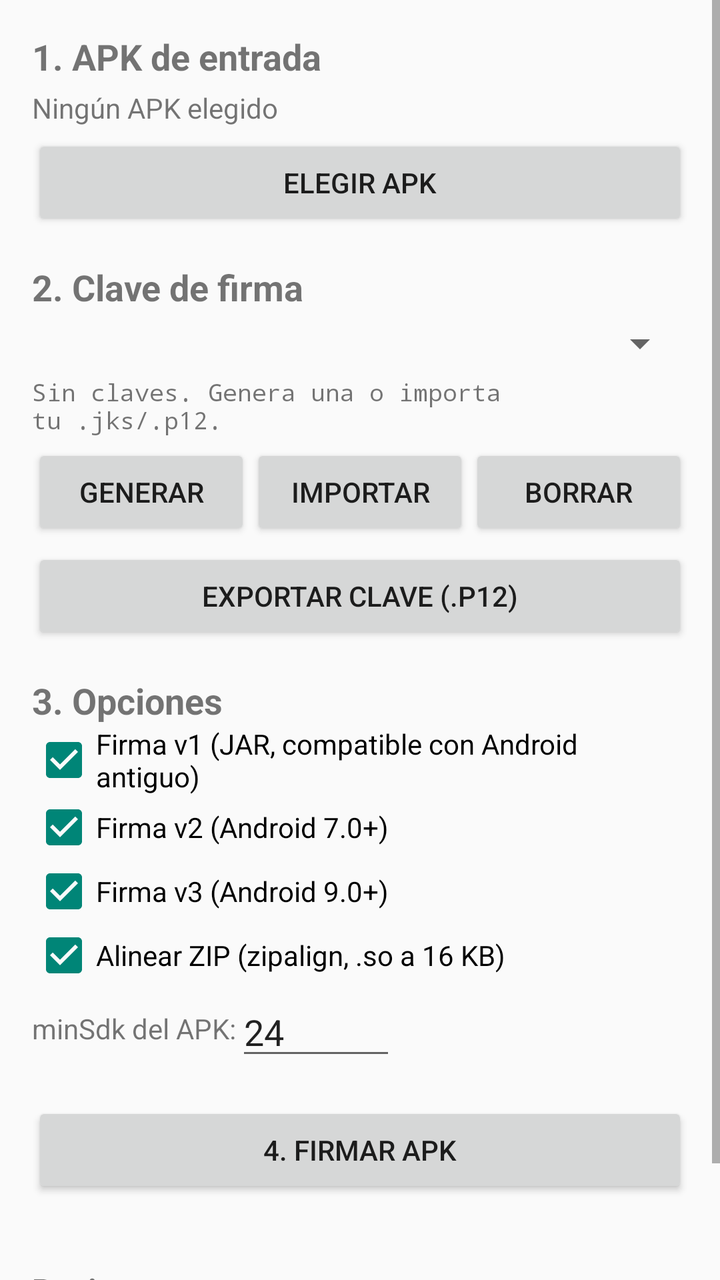
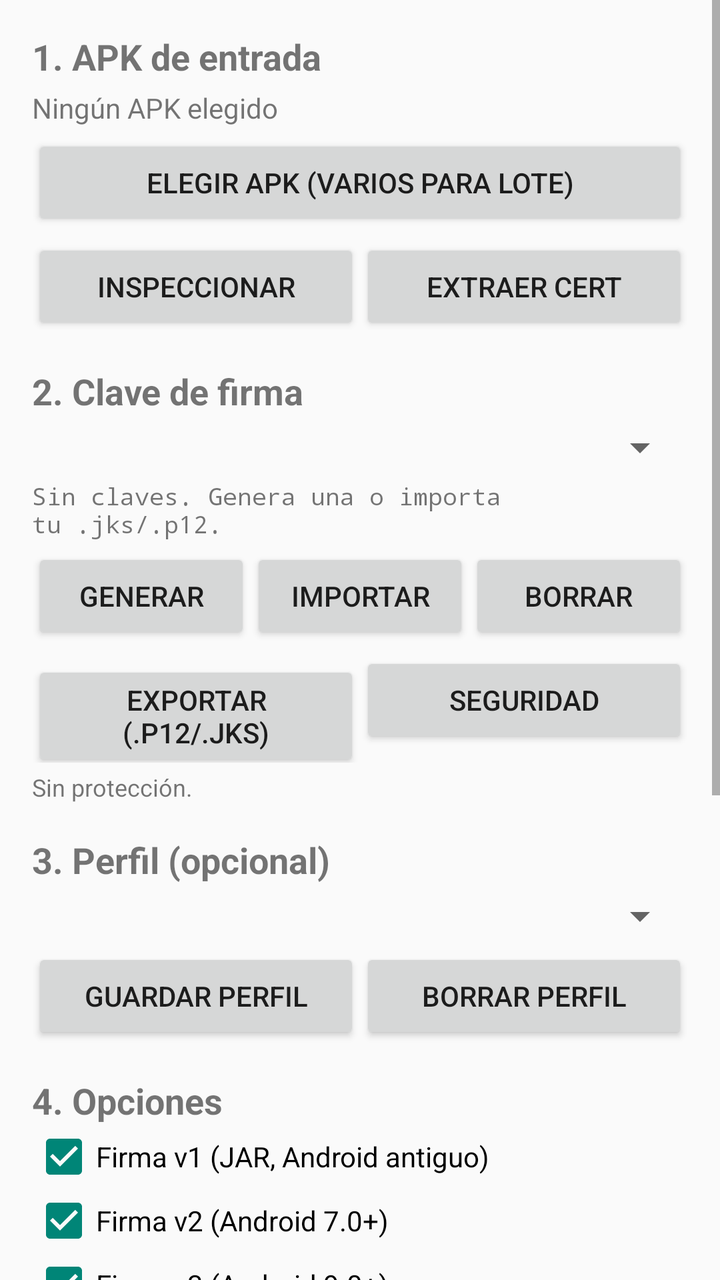

Before-and-after screenshots of an Android layout around one commit, followed by the original layout XML and the change that was made.
<!-- AndroidManifest.xml: application theme android:Theme.Material.Light.NoActionBar -->
<!-- res/layout/activity_main.xml -->
<?xml version="1.0" encoding="utf-8"?>
<ScrollView xmlns:android="http://schemas.android.com/apk/res/android"
    android:layout_width="match_parent"
    android:layout_height="match_parent"
    android:fillViewport="true">

    <LinearLayout
        android:layout_width="match_parent"
        android:layout_height="wrap_content"
        android:orientation="vertical"
        android:padding="16dp">

        <TextView
            android:layout_width="wrap_content"
            android:layout_height="wrap_content"
            android:text="1. APK de entrada"
            android:textSize="18sp"
            android:textStyle="bold" />

        <TextView
            android:id="@+id/tvInput"
            android:layout_width="match_parent"
            android:layout_height="wrap_content"
            android:layout_marginTop="4dp"
            android:text="Ningún APK elegido" />

        <Button
            android:id="@+id/btnPickApk"
            android:layout_width="match_parent"
            android:layout_height="wrap_content"
            android:layout_marginTop="4dp"
            android:text="Elegir APK" />

        <TextView
            android:layout_width="wrap_content"
            android:layout_height="wrap_content"
            android:layout_marginTop="16dp"
            android:text="2. Clave de firma"
            android:textSize="18sp"
            android:textStyle="bold" />

        <Spinner
            android:id="@+id/spinnerKeys"
            android:layout_width="match_parent"
            android:layout_height="wrap_content"
            android:layout_marginTop="4dp" />

        <TextView
            android:id="@+id/tvKeyInfo"
            android:layout_width="match_parent"
            android:layout_height="wrap_content"
            android:layout_marginTop="4dp"
            android:text="Sin claves. Genera una o importa tu .jks/.p12."
            android:textSize="12sp"
            android:typeface="monospace" />

        <LinearLayout
            android:layout_width="match_parent"
            android:layout_height="wrap_content"
            android:layout_marginTop="4dp"
            android:orientation="horizontal">

            <Button
                android:id="@+id/btnGenKey"
                android:layout_width="0dp"
                android:layout_height="wrap_content"
                android:layout_weight="1"
                android:text="Generar" />

            <Button
                android:id="@+id/btnImportKey"
                android:layout_width="0dp"
                android:layout_height="wrap_content"
                android:layout_weight="1"
                android:text="Importar" />

            <Button
                android:id="@+id/btnDelKey"
                android:layout_width="0dp"
                android:layout_height="wrap_content"
                android:layout_weight="1"
                android:text="Borrar" />
        </LinearLayout>

        <Button
            android:id="@+id/btnExportKey"
            android:layout_width="match_parent"
            android:layout_height="wrap_content"
            android:layout_marginTop="4dp"
            android:text="Exportar clave (.p12)" />

        <TextView
            android:layout_width="wrap_content"
            android:layout_height="wrap_content"
            android:layout_marginTop="16dp"
            android:text="3. Opciones"
            android:textSize="18sp"
            android:textStyle="bold" />

        <CheckBox
            android:id="@+id/cbV1"
            android:layout_width="wrap_content"
            android:layout_height="wrap_content"
            android:checked="true"
            android:text="Firma v1 (JAR, compatible con Android antiguo)" />

        <CheckBox
            android:id="@+id/cbV2"
            android:layout_width="wrap_content"
            android:layout_height="wrap_content"
            android:checked="true"
            android:text="Firma v2 (Android 7.0+)" />

        <CheckBox
            android:id="@+id/cbV3"
            android:layout_width="wrap_content"
            android:layout_height="wrap_content"
            android:checked="true"
            android:text="Firma v3 (Android 9.0+)" />

        <CheckBox
            android:id="@+id/cbAlign"
            android:layout_width="wrap_content"
            android:layout_height="wrap_content"
            android:checked="true"
            android:text="Alinear ZIP (zipalign, .so a 16 KB)" />

        <LinearLayout
            android:layout_width="match_parent"
            android:layout_height="wrap_content"
            android:gravity="center_vertical"
            android:orientation="horizontal">

            <TextView
                android:layout_width="wrap_content"
                android:layout_height="wrap_content"
                android:text="minSdk del APK:" />

            <EditText
                android:id="@+id/etMinSdk"
                android:layout_width="80dp"
                android:layout_height="wrap_content"
                android:inputType="number"
                android:text="24" />
        </LinearLayout>

        <Button
            android:id="@+id/btnSign"
            android:layout_width="match_parent"
            android:layout_height="wrap_content"
            android:layout_marginTop="16dp"
            android:text="4. Firmar APK" />

        <ProgressBar
            android:id="@+id/progressBar"
            style="?android:attr/progressBarStyleHorizontal"
            android:layout_width="match_parent"
            android:layout_height="wrap_content"
            android:layout_marginTop="8dp"
            android:indeterminate="true"
            android:visibility="gone" />

        <TextView
            android:id="@+id/tvStatus"
            android:layout_width="match_parent"
            android:layout_height="wrap_content"
            android:layout_marginTop="4dp"
            android:text=""
            android:textStyle="bold" />

        <TextView
            android:layout_width="wrap_content"
            android:layout_height="wrap_content"
            android:layout_marginTop="12dp"
            android:text="Registro"
            android:textSize="16sp"
            android:textStyle="bold" />

        <TextView
            android:id="@+id/tvLog"
            android:layout_width="match_parent"
            android:layout_height="wrap_content"
            android:background="#EEEEEE"
            android:padding="8dp"
            android:text=""
            android:textSize="12sp"
            android:typeface="monospace" />

    </LinearLayout>
</ScrollView>
<!-- resources referenced by this layout -->
<resources>

</resources>

<!-- the commit's change to res/layout/activity_main.xml (unified diff, before → after) -->
@@ -29,7 +29,28 @@
             android:layout_width="match_parent"
             android:layout_height="wrap_content"
             android:layout_marginTop="4dp"
-            android:text="Elegir APK" />
+            android:text="Elegir APK (varios para lote)" />
+
+        <LinearLayout
+            android:layout_width="match_parent"
+            android:layout_height="wrap_content"
+            android:layout_marginTop="4dp"
+            android:orientation="horizontal">
+
+            <Button
+                android:id="@+id/btnInspect"
+                android:layout_width="0dp"
+                android:layout_height="wrap_content"
+                android:layout_weight="1"
+                android:text="Inspeccionar" />
+
+            <Button
+                android:id="@+id/btnCert"
+                android:layout_width="0dp"
+                android:layout_height="wrap_content"
+                android:layout_weight="1"
+                android:text="Extraer cert" />
+        </LinearLayout>
 
         <TextView
             android:layout_width="wrap_content"
@@ -82,27 +103,84 @@
                 android:text="Borrar" />
         </LinearLayout>
 
-        <Button
-            android:id="@+id/btnExportKey"
-            android:layout_width="match_parent"
-            android:layout_height="wrap_content"
-            android:layout_marginTop="4dp"
-            android:text="Exportar clave (.p12)" />
+        <LinearLayout
+            android:layout_width="match_parent"
+            android:layout_height="wrap_content"
+            android:layout_marginTop="4dp"
+            android:orientation="horizontal">
+
+            <Button
+                android:id="@+id/btnExportKey"
+                android:layout_width="0dp"
+                android:layout_height="wrap_content"
+                android:layout_weight="1"
+                android:text="Exportar (.p12/.jks)" />
+
+            <Button
+                android:id="@+id/btnSecurity"
+                android:layout_width="0dp"
+                android:layout_height="wrap_content"
+                android:layout_weight="1"
+                android:text="Seguridad" />
+        </LinearLayout>
+
+        <TextView
+            android:id="@+id/tvSecurity"
+            android:layout_width="match_parent"
+            android:layout_height="wrap_content"
+            android:layout_marginTop="4dp"
+            android:text="Sin protección."
+            android:textSize="12sp" />
 
         <TextView
             android:layout_width="wrap_content"
             android:layout_height="wrap_content"
             android:layout_marginTop="16dp"
-            android:text="3. Opciones"
+            android:text="3. Perfil (opcional)"
             android:textSize="18sp"
             android:textStyle="bold" />
 
+        <Spinner
+            android:id="@+id/spinnerProfiles"
+            android:layout_width="match_parent"
+            android:layout_height="wrap_content"
+            android:layout_marginTop="4dp" />
+
+        <LinearLayout
+            android:layout_width="match_parent"
+            android:layout_height="wrap_content"
+            android:layout_marginTop="4dp"
+            android:orientation="horizontal">
+
+            <Button
+                android:id="@+id/btnProfileSave"
+                android:layout_width="0dp"
+                android:layout_height="wrap_content"
+                android:layout_weight="1"
+                android:text="Guardar perfil" />
+
+            <Button
+                android:id="@+id/btnProfileDel"
+                android:layout_width="0dp"
+                android:layout_height="wrap_content"
+                android:layout_weight="1"
+                android:text="Borrar perfil" />
+        </LinearLayout>
+
+        <TextView
+            android:layout_width="wrap_content"
+            android:layout_height="wrap_content"
+            android:layout_marginTop="16dp"
+            android:text="4. Opciones"
+            android:textSize="18sp"
+            android:textStyle="bold" />
+
         <CheckBox
             android:id="@+id/cbV1"
             android:layout_width="wrap_content"
             android:layout_height="wrap_content"
             android:checked="true"
-            android:text="Firma v1 (JAR, compatible con Android antiguo)" />
+            android:text="Firma v1 (JAR, Android antiguo)" />
 
         <CheckBox
             android:id="@+id/cbV2"
@@ -125,31 +203,59 @@
             android:checked="true"
             android:text="Alinear ZIP (zipalign, .so a 16 KB)" />
 
+        <CheckBox
+            android:id="@+id/cbAlignOnly"
+            android:layout_width="wrap_content"
+            android:layout_height="wrap_content"
+            android:text="Solo alinear (sin firmar)" />
+
         <LinearLayout
             android:layout_width="match_parent"
             android:layout_height="wrap_content"
             android:gravity="center_vertical"
             android:orientation="horizontal">
 
-            <TextView
+            <CheckBox
+                android:id="@+id/cbAutoSdk"
                 android:layout_width="wrap_content"
                 android:layout_height="wrap_content"
-                android:text="minSdk del APK:" />
+                android:checked="true"
+                android:text="minSdk auto" />
 
             <EditText
                 android:id="@+id/etMinSdk"
                 android:layout_width="80dp"
                 android:layout_height="wrap_content"
+                android:enabled="false"
                 android:inputType="number"
                 android:text="24" />
         </LinearLayout>
 
+        <LinearLayout
+            android:layout_width="match_parent"
+            android:layout_height="wrap_content"
+            android:gravity="center_vertical"
+            android:orientation="horizontal">
+
+            <TextView
+                android:layout_width="wrap_content"
+                android:layout_height="wrap_content"
+                android:text="Salida:" />
+
+            <EditText
+                android:id="@+id/etPattern"
+                android:layout_width="match_parent"
+                android:layout_height="wrap_content"
+                android:singleLine="true"
+                android:text="{nombre}-firmado.apk" />
+        </LinearLayout>
+
         <Button
             android:id="@+id/btnSign"
             android:layout_width="match_parent"
             android:layout_height="wrap_content"
             android:layout_marginTop="16dp"
-            android:text="4. Firmar APK" />
+            android:text="5. Firmar APK" />
 
         <ProgressBar
             android:id="@+id/progressBar"
@@ -176,10 +282,32 @@
             android:textSize="16sp"
             android:textStyle="bold" />
 
+        <LinearLayout
+            android:layout_width="match_parent"
+            android:layout_height="wrap_content"
+            android:layout_marginTop="4dp"
+            android:orientation="horizontal">
+
+            <Button
+                android:id="@+id/btnHistory"
+                android:layout_width="0dp"
+                android:layout_height="wrap_content"
+                android:layout_weight="1"
+                android:text="Historial" />
+
+            <Button
+                android:id="@+id/btnExportLog"
+                android:layout_width="0dp"
+                android:layout_height="wrap_content"
+                android:layout_weight="1"
+                android:text="Guardar log" />
+        </LinearLayout>
+
         <TextView
             android:id="@+id/tvLog"
             android:layout_width="match_parent"
             android:layout_height="wrap_content"
+            android:layout_marginTop="4dp"
             android:background="#EEEEEE"
             android:padding="8dp"
             android:text=""
